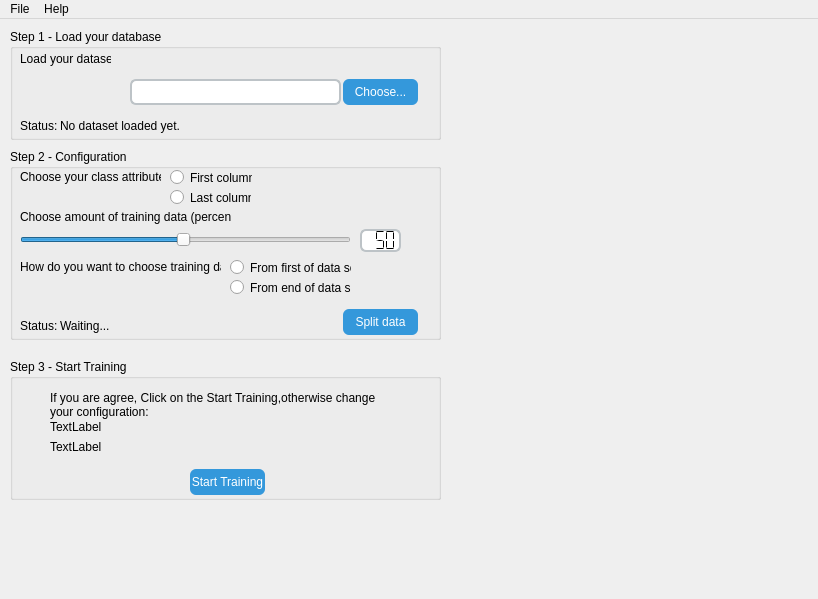
Above: ui/mainWindow.ui from s-o-r-o-u-s-h/Classifier before the change. Below: the same form after it.
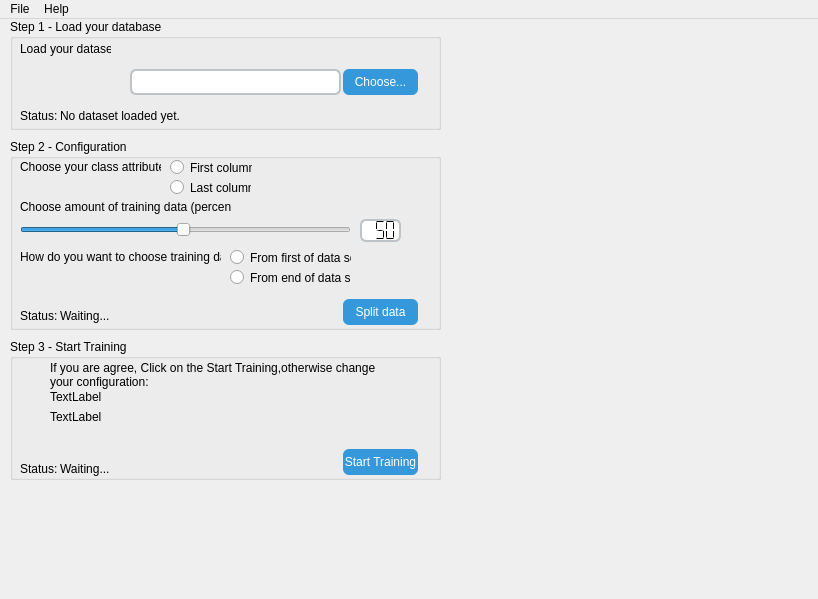
That is the form after the change.

Commit message: Forth update, Stay tuned for last step!

```diff
--- a/ui/mainWindow.ui
+++ b/ui/mainWindow.ui
@@ -27,7 +27,7 @@
     <property name="geometry">
      <rect>
       <x>10</x>
-      <y>10</y>
+      <y>0</y>
       <width>431</width>
       <height>111</height>
      </rect>
@@ -130,7 +130,7 @@
     <property name="geometry">
      <rect>
       <x>10</x>
-      <y>130</y>
+      <y>120</y>
       <width>431</width>
       <height>191</height>
      </rect>
@@ -355,7 +355,7 @@
     <property name="geometry">
      <rect>
       <x>10</x>
-      <y>340</y>
+      <y>320</y>
       <width>431</width>
       <height>141</height>
      </rect>
@@ -367,7 +367,7 @@
      <property name="geometry">
       <rect>
        <x>40</x>
-       <y>60</y>
+       <y>50</y>
        <width>351</width>
        <height>16</height>
       </rect>
@@ -380,7 +380,7 @@
      <property name="geometry">
       <rect>
        <x>40</x>
-       <y>80</y>
+       <y>70</y>
        <width>351</width>
        <height>16</height>
       </rect>
@@ -392,7 +392,7 @@
     <widget class="QPushButton" name="btn_begin_train">
      <property name="geometry">
       <rect>
-       <x>180</x>
+       <x>333</x>
        <y>110</y>
        <width>75</width>
        <height>26</height>
@@ -414,7 +414,7 @@
      <property name="geometry">
       <rect>
        <x>40</x>
-       <y>30</y>
+       <y>20</y>
        <width>351</width>
        <height>31</height>
       </rect>
@@ -429,6 +429,35 @@
       <bool>true</bool>
      </property>
     </widget>
+    <widget class="QLabel" name="label_8">
+     <property name="geometry">
+      <rect>
+       <x>10</x>
+       <y>120</y>
+       <width>41</width>
+       <height>20</height>
+      </rect>
+     </property>
+     <property name="text">
+      <string>Status:</string>
+     </property>
+    </widget>
+    <widget class="QLabel" name="lbl_step3_status">
+     <property name="geometry">
+      <rect>
+       <x>50</x>
+       <y>120</y>
+       <width>221</width>
+       <height>20</height>
+      </rect>
+     </property>
+     <property name="styleSheet">
+      <string notr="true">border:0;</string>
+     </property>
+     <property name="text">
+      <string>Waiting...</string>
+     </property>
+    </widget>
    </widget>
   </widget>
   <widget class="QMenuBar" name="menuBar">
```
The commit also changes 5 other files.
